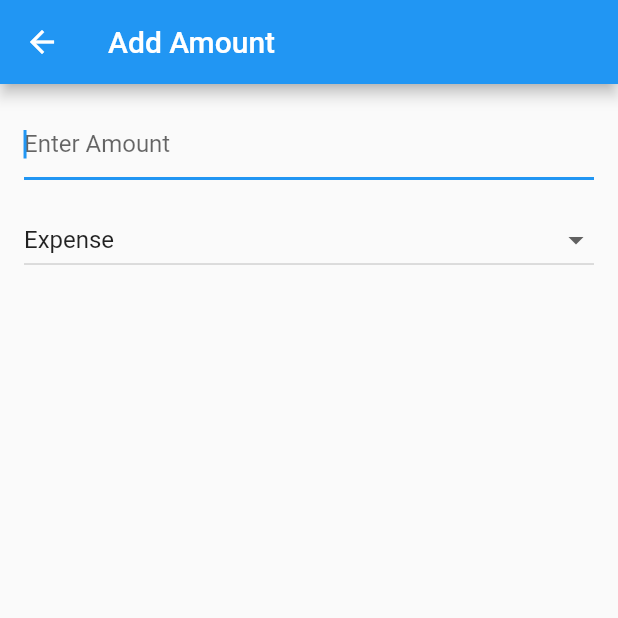
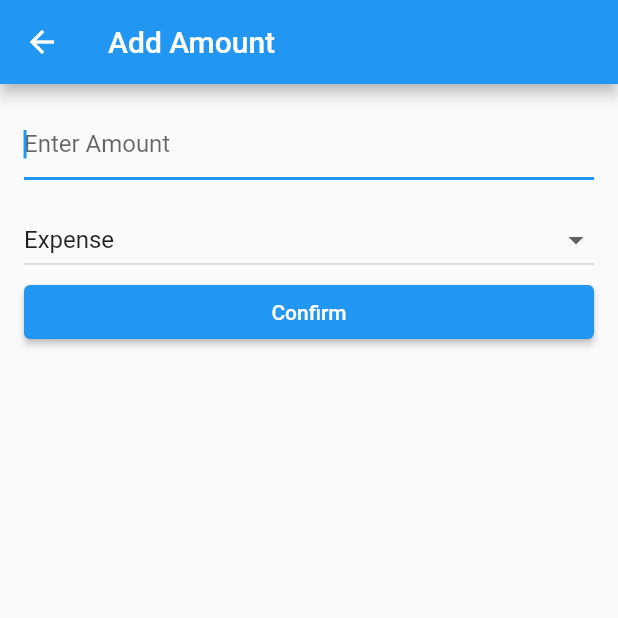
Before and after one commit to Lucasmercado101/flutter-finance-app, a Flutter app: the AddAmountPage screen opened by its route, on a phone screen of 412 x 824 dp, the top half of it. Run offline on Flutter 3.47's test engine with Material 2 defaults, Android fonts, the phone set to English and light mode, and no system bars.

Commit message:
added confirm button

```diff
--- a/lib/pages/add_amount_page.dart
+++ b/lib/pages/add_amount_page.dart
@@ -30,7 +30,7 @@ class _AddAmountPageState extends State<AddAmountPage> {
               autofocus: true,
               inputFormatters: [FilteringTextInputFormatter.digitsOnly],
             ),
-            SizedBox(height: 16.0),
+            const SizedBox(height: 16.0),
             DropdownButton<TransactionType>(
               value: _transactionType,
               isExpanded: true,
@@ -50,6 +50,11 @@ class _AddAmountPageState extends State<AddAmountPage> {
                 ),
               ],
             ),
+            Container(
+              width: double.infinity,
+              child: ElevatedButton(
+                  onPressed: () => {}, child: const Text('Confirm')),
+            )
           ],
         ),
       ),
```
